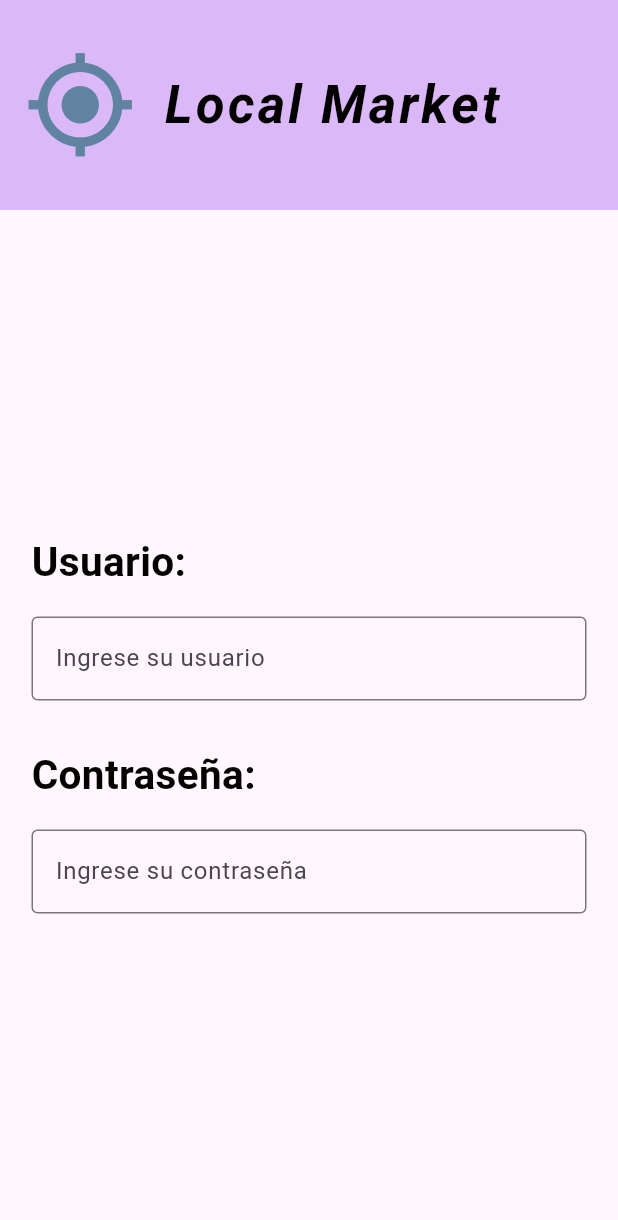
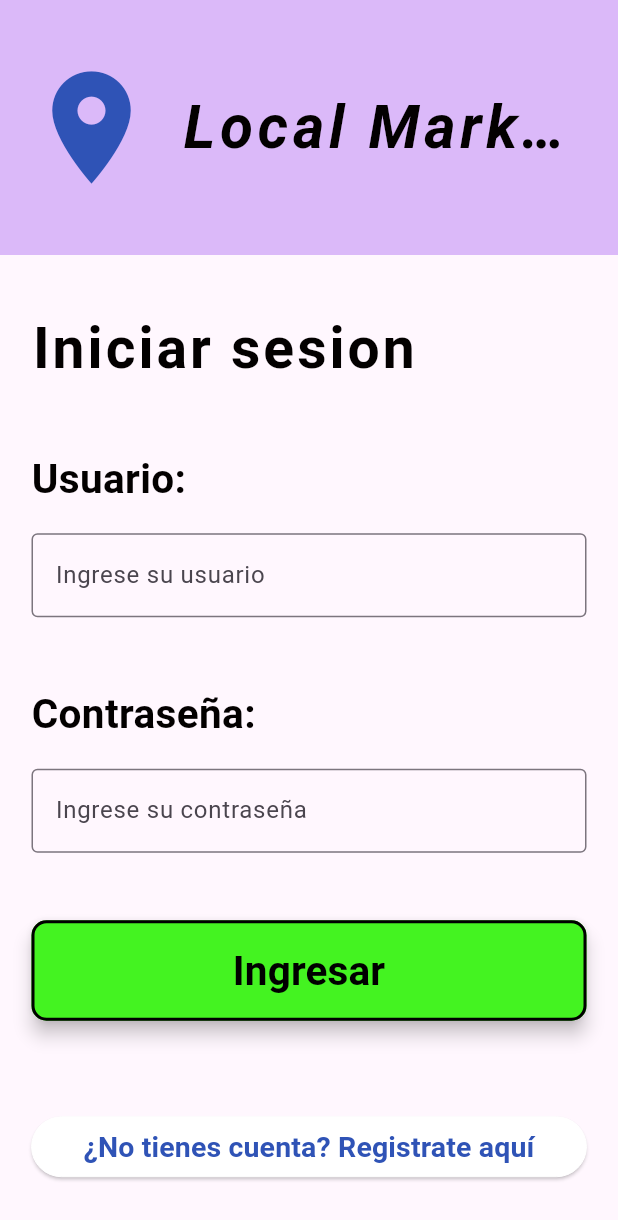
Before and after one commit to Litardo-Jardy/LocalMarket, a Flutter app: the MyHomePage screen opened directly, on a phone screen of 412 x 824 dp. Shown: the top 1220 px of the screen. Run offline on Flutter 3.47's test engine with Material 3 defaults, Android fonts, the light colour scheme and no system bars.

Commit message:
Implementancion de diseño del login (Mejorar la SplashScreen)

```diff
--- /dev/null
+++ b/lib/View/login.dart
@@ -0,0 +1,214 @@
+import 'package:flutter/material.dart';
+
+void main() {
+  runApp(const Loggin());
+}
+
+class Loggin extends StatelessWidget {
+  const Loggin({super.key});
+
+  // This widget is the root of your application.
+  @override
+  Widget build(BuildContext context) {
+    return MaterialApp(
+      title: 'Flutter Demo',
+      theme: ThemeData(
+        colorScheme: ColorScheme.fromSeed(
+          seedColor: const Color.fromARGB(255, 6, 3, 10),
+        ),
+        useMaterial3: true,
+      ),
+      home: const MyHomePage(title: 'Local Market'),
+      debugShowCheckedModeBanner:
+          false, // Eliminar la marca de verificación de depuración
+    );
+  }
+}
+
+class MyHomePage extends StatefulWidget {
+  const MyHomePage({super.key, required this.title});
+  final String title;
+
+  @override
+  State<MyHomePage> createState() => _MyHomePageState();
+}
+
+class _MyHomePageState extends State<MyHomePage> {
+  final TextEditingController _user = TextEditingController();
+  final TextEditingController _pass = TextEditingController();
+
+  void _userLatestValue() {
+    final value = _user.text;
+    debugPrint(value);
+  }
+
+  void _passLatestValue() {
+    final value = _pass.text;
+    debugPrint(value);
+  }
+
+  @override
+  void initState() {
+    super.initState();
+    _user.addListener(_userLatestValue);
+    _pass.addListener(_passLatestValue);
+  }
+
+  @override
+  void dispose() {
+    _user.dispose();
+    _pass.dispose(); // Asegúrate de disponer del controlador _pass también
+    super.dispose();
+  }
+
+  @override
+  Widget build(BuildContext context) {
+    return Scaffold(
+      appBar: AppBar(
+        toolbarHeight: 170.0,
+        backgroundColor: Theme.of(context).colorScheme.inversePrimary,
+        title: Row(
+          children: [
+            const SizedBox(height: 20.0),
+            const Icon(
+              Icons.place, // Icono que deseas mostrar
+              color: Color.fromARGB(255, 47, 83, 182),
+              size: 90.0,
+            ),
+            const SizedBox(width: 5.0),
+            const SizedBox(height: 20.0),
+            Expanded(
+              child: Container(
+                alignment: Alignment.bottomLeft,
+                margin: const EdgeInsets.symmetric(horizontal: 10.0),
+                child: Text(
+                  widget.title,
+                  style: const TextStyle(
+                    color: Color.fromARGB(255, 3, 0, 0),
+                    fontSize: 40.0,
+                    fontWeight: FontWeight.bold,
+                    fontStyle: FontStyle.italic,
+                    letterSpacing: 3,
+                  ),
+                ),
+              ),
+            ),
+          ],
+        ),
+      ),
+      body: Center(
+        child: Column(
+          mainAxisAlignment: MainAxisAlignment.center,
+          children: [
+            SizedBox(
+              width: 370,
+              child: Column(
+                crossAxisAlignment: CrossAxisAlignment.start,
+                children: [
+                  const Text(
+                    'Iniciar sesion',
+                    style: TextStyle(
+                      color: Color.fromARGB(255, 3, 0, 0),
+                      fontSize: 38.0,
+                      fontWeight: FontWeight.bold,
+                      fontStyle: FontStyle.normal,
+                      letterSpacing: 2,
+                    ),
+                  ),
+                  const SizedBox(height: 40.0),
+                  const Text(
+                    'Usuario:',
+                    style: TextStyle(
+                      color: Color.fromARGB(255, 3, 0, 0),
+                      fontSize: 27.0,
+                      fontWeight: FontWeight.bold,
+                      fontStyle: FontStyle.normal,
+                    ),
+                  ),
+                  const SizedBox(height: 17.0),
+                  TextField(
+                    controller: _user,
+                    decoration: const InputDecoration(
+                      border: OutlineInputBorder(),
+                      hintText: 'Ingrese su usuario',
+                    ),
+                  ),
+                  const SizedBox(height: 45.0),
+                  const Text(
+                    'Contraseña:',
+                    style: TextStyle(
+                      color: Color.fromARGB(255, 3, 0, 0),
+                      fontSize: 27.0,
+                      fontWeight: FontWeight.bold,
+                      fontStyle: FontStyle.normal,
+                    ),
+                  ),
+                  const SizedBox(height: 17.0),
+                  TextField(
+                    controller: _pass,
+                    decoration: const InputDecoration(
+                      border: OutlineInputBorder(),
+                      hintText: 'Ingrese su contraseña',
+                    ),
+                  ),
+                  const SizedBox(height: 45.0),
+                  SizedBox(
+                    width: 370,
+                    child: ElevatedButton(
+                      onPressed: () {},
+                      style: ElevatedButton.styleFrom(
+                        backgroundColor: const Color.fromARGB(255, 68, 243, 33),
+                        foregroundColor: const Color.fromARGB(255, 43, 109, 13),
+                        shadowColor: Colors.black,
+                        elevation: 5,
+                        padding: const EdgeInsets.symmetric(
+                            horizontal: 30, vertical: 14),
+                        shape: RoundedRectangleBorder(
+                          borderRadius: BorderRadius.circular(10),
+                        ),
+                        minimumSize: const Size(150, 50),
+                        side: const BorderSide(color: Colors.black, width: 2),
+                      ),
+                      child: const Text(
+                        'Ingresar',
+                        style: TextStyle(
+                          color: Color.fromARGB(255, 0, 0, 0),
+                          fontSize: 27.0,
+                          fontWeight: FontWeight.bold,
+                          fontStyle: FontStyle.normal,
+                        ),
+                      ),
+                    ),
+                  ),
+                  const SizedBox(height: 60.0),
+                  SizedBox(
+                    width: 400,
+                    child: ElevatedButton(
+                      onPressed: () {},
+                      style: ElevatedButton.styleFrom(
+                        backgroundColor:
+                            const Color.fromARGB(255, 255, 255, 255),
+                        foregroundColor:
+                            const Color.fromARGB(255, 255, 255, 255),
+                        side: const BorderSide(color: Colors.white, width: 0),
+                      ),
+                      child: const Text(
+                        '¿No tienes cuenta? Registrate aquí',
+                        style: TextStyle(
+                          color: Color.fromARGB(255, 47, 83, 182),
+                          fontSize: 19.0,
+                          fontWeight: FontWeight.bold,
+                          fontStyle: FontStyle.normal,
+                        ),
+                      ),
+                    ),
+                  ),
+                ],
+              ),
+            ),
+          ],
+        ),
+      ),
+    );
+  }
+}
--- a/lib/main.dart
+++ b/lib/main.dart
@@ -1,145 +1,65 @@
 import 'package:flutter/material.dart';
+import 'dart:async';
+import 'package:local_market/View/login.dart';
 
 void main() {
-  runApp(const MyApp());
+  runApp(const FirtsScreen());
 }
 
-class MyApp extends StatelessWidget {
-  const MyApp({super.key});
+class FirtsScreen extends StatelessWidget {
+  const FirtsScreen({super.key});
 
-  // This widget is the root of your application.
   @override
   Widget build(BuildContext context) {
     return MaterialApp(
       title: 'Flutter Demo',
       theme: ThemeData(
-        colorScheme: ColorScheme.fromSeed(
-            seedColor: const Color.fromARGB(255, 6, 3, 10)),
-        useMaterial3: true,
+        primarySwatch: Colors.blue,
       ),
-      home: const MyHomePage(title: 'Local Market'),
+      home: const SplashScreen(),
     );
   }
 }
 
-class MyHomePage extends StatefulWidget {
-  const MyHomePage({super.key, required this.title});
-  final String title;
+class SplashScreen extends StatefulWidget {
+  const SplashScreen({super.key});
 
   @override
-  State<MyHomePage> createState() => _MyHomePageState();
+  _SplashScreenState createState() => _SplashScreenState();
 }
 
-class _MyHomePageState extends State<MyHomePage> {
-  final TextEditingController _user = TextEditingController();
-  final TextEditingController _pass = TextEditingController();
-
-  void _userLatestValue() {
-    final value = _user.text;
-    debugPrint(value);
-  }
-
-  void _passLatestValue() {
-    final value = _pass.text;
-    debugPrint(value);
-  }
+class _SplashScreenState extends State<SplashScreen> {
+  final bool _isLogged = false;
 
   @override
   void initState() {
     super.initState();
-    _user.addListener(_userLatestValue);
-    _pass.addListener(_passLatestValue);
+    _navigateToLogin();
   }
 
-  @override
-  void dispose() {
-    _user.dispose();
-    super.dispose();
+  _navigateToLogin() async {
+    await Future.delayed(const Duration(seconds: 9), () {});
+    if (mounted) {
+      Navigator.pushReplacement(
+        context,
+        MaterialPageRoute(
+            builder: (context) => _isLogged ? const Loggin() : const Loggin()),
+      );
+    }
   }
 
   @override
   Widget build(BuildContext context) {
-    return Scaffold(
-      //Diseño de la parte superior "AppBar"
-      appBar: AppBar(
-        toolbarHeight: 140.0,
-        backgroundColor: Theme.of(context).colorScheme.inversePrimary,
-        title: Row(
-          children: [
-            const Icon(
-              Icons.my_location, // Icono que deseas mostrar
-              color: Color.fromARGB(255, 95, 131, 161),
-              size: 75.0,
-            ),
-            const SizedBox(width: 8.0),
-            Container(
-              alignment: Alignment.bottomLeft,
-              margin: const EdgeInsets.symmetric(horizontal: 10.0),
-              child: Text(
-                widget.title,
-                style: const TextStyle(
-                  color: Color.fromARGB(255, 3, 0, 0),
-                  fontSize: 35.0,
-                  fontWeight: FontWeight.bold,
-                  fontStyle: FontStyle.italic,
-                  letterSpacing: 2,
-                ),
-              ),
-            ),
-          ],
-        ),
-      ),
+    return const Scaffold(
       body: Center(
         child: Column(
           mainAxisAlignment: MainAxisAlignment.center,
           children: [
-            Container(
-              width: 370,
-              child: Column(
-                children: [
-                  Container(
-                    alignment: Alignment.bottomLeft,
-                    child: const Text(
-                      'Usuario:',
-                      style: TextStyle(
-                        color: Color.fromARGB(255, 3, 0, 0),
-                        fontSize: 27.0,
-                        fontWeight: FontWeight.bold,
-                        fontStyle: FontStyle.normal,
-                      ),
-                    ),
-                  ),
-                  const SizedBox(height: 17.0),
-                  TextField(
-                    controller: _user,
-                    decoration: const InputDecoration(
-                      border: OutlineInputBorder(),
-                      hintText: 'Ingrese su usuario',
-                    ),
-                  ),
-                  const SizedBox(height: 30.0),
-                  Container(
-                    alignment: Alignment.bottomLeft,
-                    child: const Text(
-                      'Contraseña:',
-                      style: TextStyle(
-                        color: Color.fromARGB(255, 3, 0, 0),
-                        fontSize: 27.0,
-                        fontWeight: FontWeight.bold,
-                        fontStyle: FontStyle.normal,
-                      ),
-                    ),
-                  ),
-                  const SizedBox(height: 17.0),
-                  TextField(
-                    controller: _pass,
-                    decoration: const InputDecoration(
-                      border: OutlineInputBorder(),
-                      hintText: 'Ingrese su contraseña',
-                    ),
-                  ),
-                ],
-              ),
+            Icon(Icons.location_on, size: 100, color: Colors.blue),
+            SizedBox(height: 20),
+            Text(
+              'Iniciar la App',
+              style: TextStyle(fontSize: 24, fontWeight: FontWeight.bold),
             ),
           ],
         ),
```
Also changed, not shown: 1 other file.
